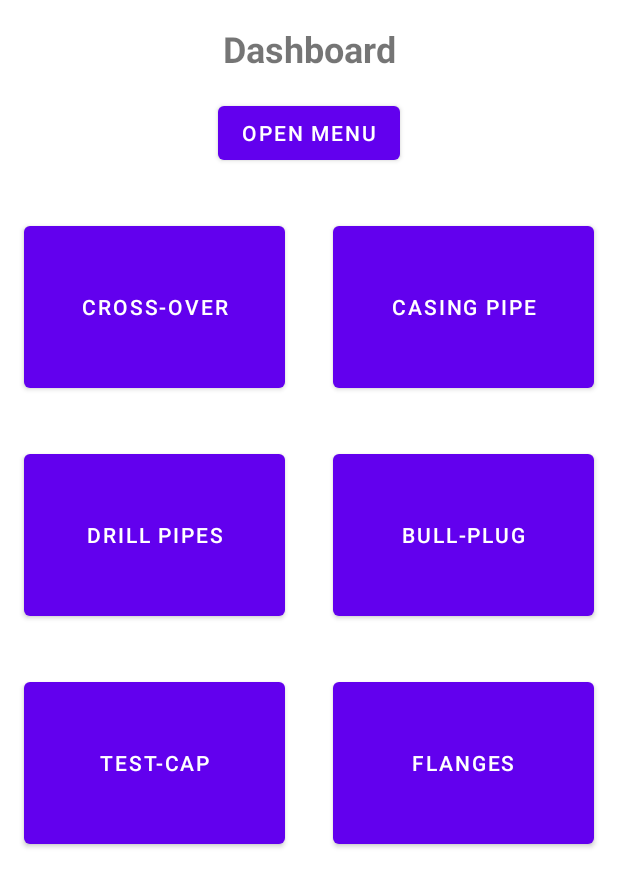
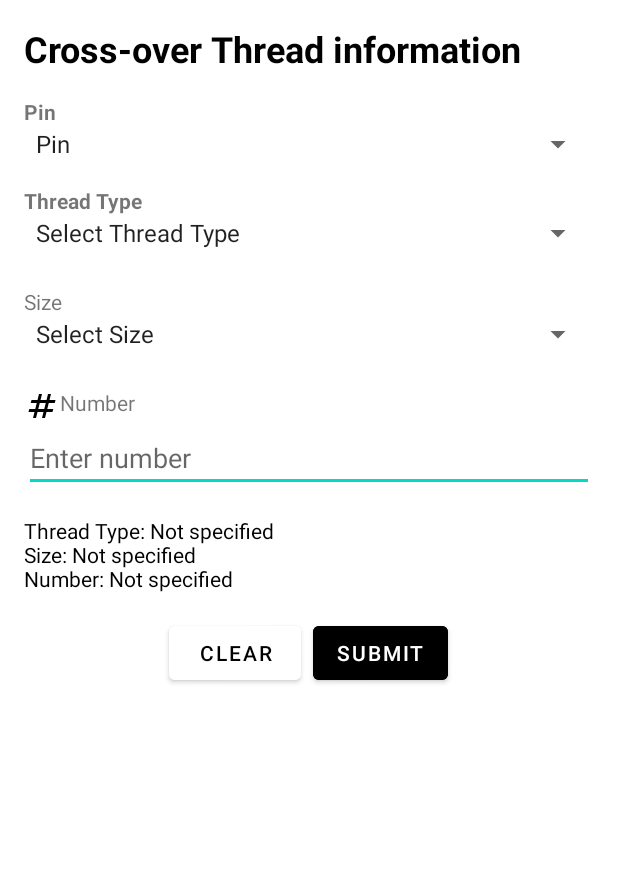
Before and after one commit to Fortune-0/Andriod, an Android app built with Jetpack Compose: the DashboardActivity screen opened directly, with no data from a screen before it, after a tap on "CROSS-OVER", on a phone screen of 412 x 824 dp. Shown: the top 887 px of the screen. Run offline under Robolectric (Android 15) with nearby library versions, the phone set to English and light mode, and no system bars.

Commit message:
Cross-over page

```diff
--- a/app/src/main/AndroidManifest.xml
+++ b/app/src/main/AndroidManifest.xml
@@ -19,6 +19,10 @@
             android:exported="false" />
 
         <activity
+            android:name=".CrossOverActivity"
+            android:exported="false" />
+
+        <activity
             android:name=".SettingsActivity"
             android:configChanges="uiMode"
             android:exported="false" />
--- /dev/null
+++ b/app/src/main/java/com/example/efficilog/CrossOverActivity.kt
@@ -0,0 +1,58 @@
+package com.example.efficilog
+
+import android.os.Bundle
+import android.widget.ArrayAdapter
+import android.widget.Button
+import android.widget.EditText
+import android.widget.Spinner
+import android.widget.TextView
+import android.widget.Toast
+import androidx.appcompat.app.AppCompatActivity
+
+class CrossOverActivity : AppCompatActivity() {
+
+    override fun onCreate(savedInstanceState: Bundle?) {
+        super.onCreate(savedInstanceState)
+        setContentView(R.layout.activity_crossover)
+
+
+
+        // Initialize Pin Spinner
+        val pinSpinner = findViewById <Spinner> (R.id.pinSpinner)
+        val pinOptions = listOf("Pin", "Box")
+        val pinAdapter = ArrayAdapter(this, android.R.layout.simple_spinner_item, pinOptions)
+        pinAdapter.setDropDownViewResource(android.R.layout.simple_spinner_dropdown_item)
+        pinSpinner.adapter = pinAdapter
+
+        // Initialize Thread Type Spinner
+        val threadTypeSpinner = findViewById<Spinner>(R.id.threadTypeSpinner)
+            val threadTypeOptions = listOf("Select Thread Type","VAM TOP", "VAM FJL", "VAM TOP HT", "NEW VAM", "Stub-Acme", "CS", "PH-6", "PH-4",  "B.T.C", "L.T.C", "S.T.C", "NUE", "EUE", "HT-511", "IF")
+        val threadTypeAdapter = ArrayAdapter(this, android.R.layout.simple_spinner_item, threadTypeOptions)
+        threadTypeAdapter.setDropDownViewResource(android.R.layout.simple_spinner_dropdown_item)
+        threadTypeSpinner.adapter = threadTypeAdapter
+
+        // Initialize Size Spinner
+        val sizeSpinner = findViewById<Spinner>(R.id.sizeSpinner)
+        val sizeOptions = listOf("Select Size","2 3/8", "2 7/8", "3 1/2", "4 1/2")
+        val sizeAdapter = ArrayAdapter(this, android.R.layout.simple_spinner_item, sizeOptions)
+        sizeAdapter.setDropDownViewResource(android.R.layout.simple_spinner_dropdown_item)
+        sizeSpinner.adapter = sizeAdapter
+
+        val numberEditText = findViewById<EditText>(R.id.numberEditText)
+        val selectedInfo = findViewById<TextView>(R.id.selectedInfo)
+
+        findViewById<Button>(R.id.submitButton).setOnClickListener {
+            val selectedThreadType = threadTypeSpinner.selectedItem as String
+            val selectedPin = pinSpinner.selectedItem as String
+            }
+
+        // Clear button logic
+        findViewById<Button>(R.id.clearButton).setOnClickListener {
+            pinSpinner.setSelection(0)
+            threadTypeSpinner.setSelection(0)
+            sizeSpinner.setSelection(0)
+//            selectedInfo.text =
+//                "Thread Type: Not specified\nSize: Not specified\nNumber: Not specified"
+        }
+    }
+}
--- a/app/src/main/java/com/example/efficilog/DashboardActivity.kt
+++ b/app/src/main/java/com/example/efficilog/DashboardActivity.kt
@@ -12,6 +12,7 @@ import com.google.android.material.navigation.NavigationView
 import androidx.core.view.ViewCompat
 import androidx.core.view.WindowInsetsCompat
 import com.example.efficilog.SettingsActivity
+import com.example.efficilog.CrossOverActivity
 
 
 class DashboardActivity : AppCompatActivity() {
@@ -27,8 +28,8 @@ class DashboardActivity : AppCompatActivity() {
         val button1 = findViewById<Button>(R.id.button1)
         button1.setOnClickListener {
             Toast.makeText(this, "Cross-over", Toast.LENGTH_SHORT).show()
-            // val intent = Intent(this, CrossOversActivity::class.java)
-           // startActivity(intent)
+            val intent = Intent(this, CrossOverActivity::class.java)
+            startActivity(intent)
         }
 
         // Button 2 - Casing pipes
@@ -47,7 +48,7 @@ class DashboardActivity : AppCompatActivity() {
             // startActivity(intent)
         }
 
-        // Button 4 - Bull-holes
+        // Button 4 - Bull-plug
         val button4 = findViewById<Button>(R.id.button4)
         button4.setOnClickListener {
             Toast.makeText(this, "Bull-holes", Toast.LENGTH_SHORT).show()
--- /dev/null
+++ b/app/src/main/res/drawable/ic_numbers.xml
@@ -0,0 +1,5 @@
+<vector xmlns:android="http://schemas.android.com/apk/res/android" android:autoMirrored="true" android:height="24dp" android:tint="#000000" android:viewportHeight="24" android:viewportWidth="24" android:width="24dp">
+
+    <path android:fillColor="@android:color/white" android:pathData="M20.5,10L21,8h-4l1,-4h-2l-1,4h-4l1,-4h-2L9,8H5l-0.5,2h4l-1,4h-4L3,16h4l-1,4h2l1,-4h4l-1,4h2l1,-4h4l0.5,-2h-4l1,-4H20.5zM13.5,14h-4l1,-4h4L13.5,14z"/>
+
+</vector>
--- /dev/null
+++ b/app/src/main/res/drawable/ic_pin.xml
@@ -0,0 +1,5 @@
+<vector xmlns:android="http://schemas.android.com/apk/res/android" xmlns:aapt="http://schemas.android.com/aapt"
+    android:viewportWidth="8500"
+    android:viewportHeight="11000"
+    android:width="24dp"
+    android:height="24dp" />
--- /dev/null
+++ b/app/src/main/res/layout/activity_crossover.xml
@@ -0,0 +1,112 @@
+<?xml version="1.0" encoding="UTF-8" ?>
+<ScrollView xmlns:android="http://schemas.android.com/apk/res/android"
+    android:layout_width="match_parent"
+    android:layout_height="match_parent"
+    android:padding="16dp"
+    android:background="#ffffff">
+
+    <LinearLayout
+        android:layout_width="match_parent"
+        android:layout_height="match_parent"
+        android:orientation="vertical">
+
+        <TextView
+            android:id="@+id/headerText"
+            android:layout_width="wrap_content"
+            android:layout_height="wrap_content"
+            android:text="Cross-over Thread information"
+            android:textSize="24dp"
+            android:textColor="#000000"
+            android:textStyle="bold"
+            android:paddingBottom="16dp"/>
+
+        <TextView
+            android:layout_width="wrap_content"
+            android:layout_height="wrap_content"
+            android:text="Pin"
+            android:textStyle="bold" />
+
+        <Spinner
+            android:id="@+id/pinSpinner"
+            android:layout_width="match_parent"
+            android:layout_height="wrap_content"
+            android:layout_marginBottom="16dp"/>
+
+        <!-- Thread Type Dropdown -->
+        <TextView
+            android:layout_width="wrap_content"
+            android:layout_height="wrap_content"
+            android:text="Thread Type"
+            android:textStyle="bold"/>
+
+        <Spinner
+            android:id="@+id/threadTypeSpinner"
+            android:layout_width="match_parent"
+            android:layout_height="wrap_content"
+            android:layout_marginBottom="16dp"/>
+
+        <!-- Size Input Field -->
+        <TextView
+            android:layout_width="wrap_content"
+            android:layout_height="wrap_content"
+            android:text="Size"
+            android:paddingTop="8dp"/>
+        <!-- android:drawableStart="@drawable/ic_size" -->
+
+        <Spinner
+            android:id="@+id/sizeSpinner"
+            android:layout_width="match_parent"
+            android:layout_height="wrap_content"
+            android:layout_marginBottom="16dp"/>
+
+        <!-- Number Input Field -->
+        <TextView
+            android:layout_width="wrap_content"
+            android:layout_height="wrap_content"
+            android:text="Number"
+            android:paddingTop="8dp"
+            android:drawableStart="@drawable/ic_numbers" />
+
+        <EditText
+            android:id="@+id/numberEditText"
+            android:layout_width="match_parent"
+            android:layout_height="wrap_content"
+            android:hint="Enter number"
+            android:inputType="text" />
+
+        <!-- Display Selected Information -->
+        <TextView
+            android:id="@+id/selectedInfo"
+            android:layout_width="wrap_content"
+            android:layout_height="wrap_content"
+            android:text="Thread Type: Not specified\nSize: Not specified\nNumber: Not specified"
+            android:paddingTop="16dp"
+            android:textColor="#000000" />
+
+        <!-- Button Section -->
+        <LinearLayout
+            android:layout_width="match_parent"
+            android:layout_height="wrap_content"
+            android:orientation="horizontal"
+            android:gravity="center"
+            android:paddingTop="16dp">
+
+            <Button
+                android:id="@+id/clearButton"
+                android:layout_width="wrap_content"
+                android:layout_height="wrap_content"
+                android:layout_marginEnd="8dp"
+                android:text="Clear"
+                android:backgroundTint="#FFFFFF"
+                android:textColor="#000000" />
+
+            <Button
+                android:id="@+id/submitButton"
+                android:layout_width="wrap_content"
+                android:layout_height="wrap_content"
+                android:text="Submit"
+                android:backgroundTint="#000000"
+                android:textColor="#FFFFFF" />
+        </LinearLayout>
+    </LinearLayout>
+</ScrollView>
```
Also changed, not shown: app/src/main/java/com/example/efficilog/SettingsActivity.kt (+69 -0 lines), app/src/main/res/layout/activity_settings.xml (+14 -14 lines).
